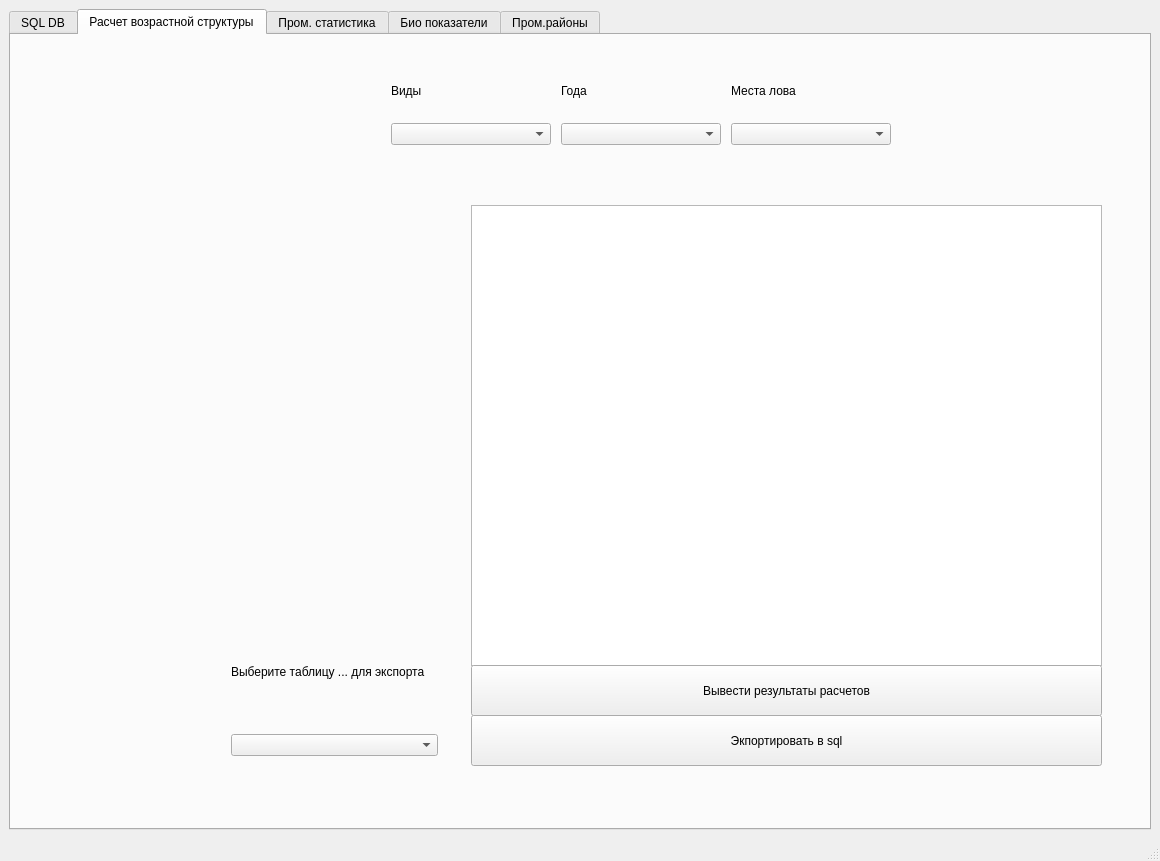
The window that ui_form.ui (DidenkoDmitriy/fish_stock) describes before a commit, drawn with Qt 5.
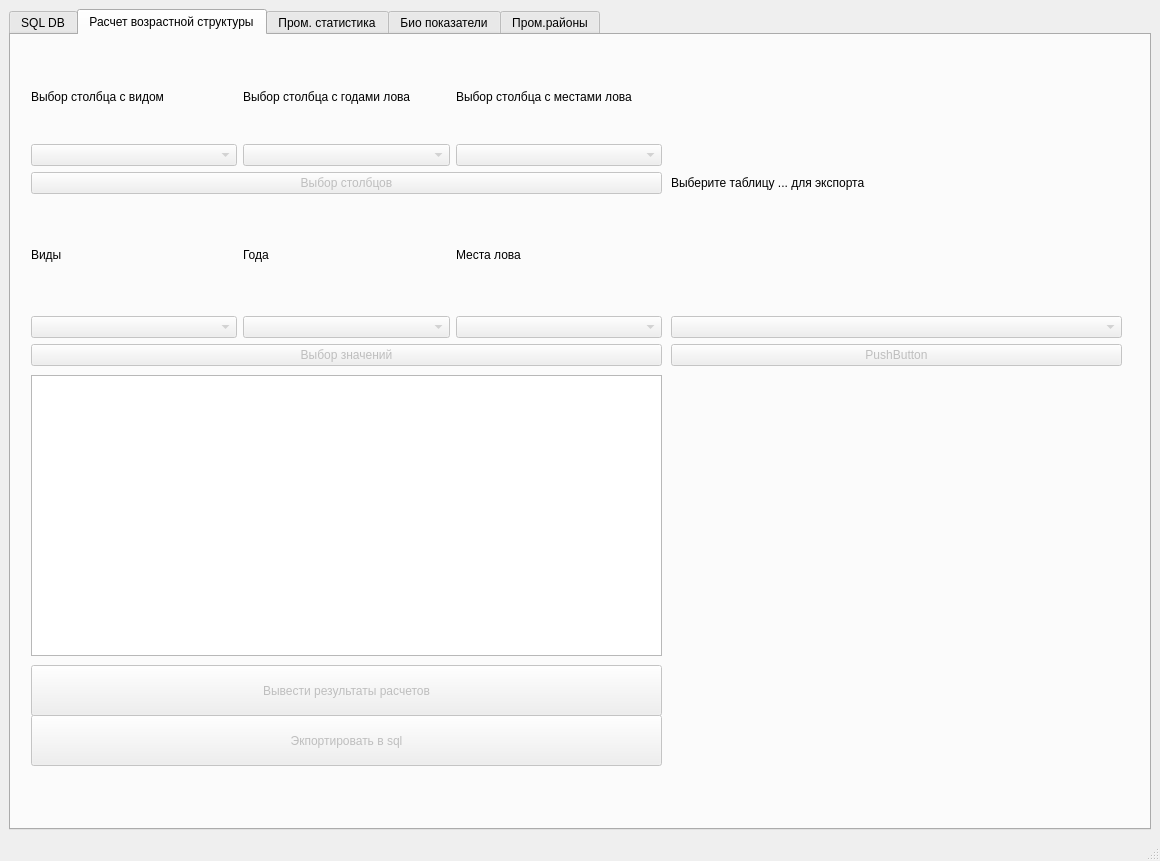
The same window after the commit. The open tabs and pages were chosen to show the change.

Commit message: start working with age struct tab

```diff
--- a/ui_form.ui
+++ b/ui_form.ui
@@ -188,35 +188,13 @@
        <attribute name="title">
         <string>Расчет возрастной структуры</string>
        </attribute>
-       <widget class="QWidget" name="verticalLayoutWidget_2">
-        <property name="geometry">
-         <rect>
-          <x>720</x>
-          <y>30</y>
-          <width>160</width>
-          <height>80</height>
-         </rect>
-        </property>
-        <layout class="QVBoxLayout" name="verticalLayout_3">
-         <item>
-          <widget class="QLabel" name="label_tab_age_struct_area_list">
-           <property name="text">
-            <string>Места лова</string>
-           </property>
-          </widget>
-         </item>
-         <item>
-          <widget class="QComboBox" name="comboBox_tab_age_struct_area_list"/>
-         </item>
-        </layout>
-       </widget>
        <widget class="QWidget" name="verticalLayoutWidget_3">
         <property name="geometry">
          <rect>
-          <x>220</x>
-          <y>580</y>
-          <width>207</width>
-          <height>141</height>
+          <x>660</x>
+          <y>20</y>
+          <width>451</width>
+          <height>311</height>
          </rect>
         </property>
         <layout class="QVBoxLayout" name="verticalLayout_4">
@@ -228,24 +206,41 @@
           </widget>
          </item>
          <item>
-          <widget class="QComboBox" name="comboBox_export_age_structure_calculation_to_sql"/>
+          <widget class="QComboBox" name="comboBox_export_age_structure_calculation_to_sql">
+           <property name="enabled">
+            <bool>false</bool>
+           </property>
+          </widget>
+         </item>
+         <item>
+          <widget class="QPushButton" name="pushButton_export_age_structure_calculation_to_sql">
+           <property name="enabled">
+            <bool>false</bool>
+           </property>
+           <property name="text">
+            <string>PushButton</string>
+           </property>
+          </widget>
          </item>
         </layout>
        </widget>
        <widget class="QTextEdit" name="textEdit_age_structure_calculation_for_print_dataframe">
         <property name="geometry">
          <rect>
-          <x>460</x>
-          <y>170</y>
+          <x>20</x>
+          <y>340</y>
           <width>631</width>
-          <height>461</height>
+          <height>281</height>
          </rect>
         </property>
        </widget>
        <widget class="QPushButton" name="button_age_structure_calculation_print_results">
+        <property name="enabled">
+         <bool>false</bool>
+        </property>
         <property name="geometry">
          <rect>
-          <x>460</x>
+          <x>20</x>
           <y>630</y>
           <width>631</width>
           <height>51</height>
@@ -256,9 +251,12 @@
         </property>
        </widget>
        <widget class="QPushButton" name="button_age_structure_calculation_save_results">
+        <property name="enabled">
+         <bool>false</bool>
+        </property>
         <property name="geometry">
          <rect>
-          <x>460</x>
+          <x>20</x>
           <y>680</y>
           <width>631</width>
           <height>51</height>
@@ -271,44 +269,128 @@
        <widget class="QWidget" name="verticalLayoutWidget_4">
         <property name="geometry">
          <rect>
-          <x>380</x>
-          <y>30</y>
-          <width>160</width>
-          <height>80</height>
+          <x>20</x>
+          <y>20</y>
+          <width>631</width>
+          <height>311</height>
          </rect>
         </property>
-        <layout class="QVBoxLayout" name="verticalLayout">
-         <item>
+        <layout class="QGridLayout" name="gridLayout_2">
+         <item row="7" column="2">
+          <widget class="QComboBox" name="comboBox_tab_age_struct_area_list">
+           <property name="enabled">
+            <bool>false</bool>
+           </property>
+          </widget>
+         </item>
+         <item row="2" column="0" colspan="3">
+          <widget class="QPushButton" name="pushButton_age_struct_choose_column">
+           <property name="enabled">
+            <bool>false</bool>
+           </property>
+           <property name="text">
+            <string>Выбор столбцов</string>
+           </property>
+          </widget>
+         </item>
+         <item row="1" column="0">
+          <layout class="QVBoxLayout" name="verticalLayout">
+           <item>
+            <widget class="QLabel" name="label_tab_age_struct_type_list_choose_column">
+             <property name="text">
+              <string>Выбор столбца с видом</string>
+             </property>
+            </widget>
+           </item>
+           <item>
+            <widget class="QComboBox" name="comboBox_tab_age_struct_type_list_choose_column">
+             <property name="enabled">
+              <bool>false</bool>
+             </property>
+            </widget>
+           </item>
+          </layout>
+         </item>
+         <item row="1" column="2">
+          <layout class="QVBoxLayout" name="verticalLayout_3">
+           <item>
+            <widget class="QLabel" name="label_tab_age_struct_area_list_choose_column">
+             <property name="text">
+              <string>Выбор столбца с местами лова</string>
+             </property>
+            </widget>
+           </item>
+           <item>
+            <widget class="QComboBox" name="comboBox_tab_age_struct_area_list_choose_column">
+             <property name="enabled">
+              <bool>false</bool>
+             </property>
+            </widget>
+           </item>
+          </layout>
+         </item>
+         <item row="6" column="0">
           <widget class="QLabel" name="label_tab_age_struct_type_list">
            <property name="text">
             <string>Виды</string>
            </property>
           </widget>
          </item>
-         <item>
-          <widget class="QComboBox" name="comboBox_tab_age_struct_type_list"/>
-         </item>
-        </layout>
-       </widget>
-       <widget class="QWidget" name="verticalLayoutWidget_5">
-        <property name="geometry">
-         <rect>
-          <x>550</x>
-          <y>30</y>
-          <width>160</width>
-          <height>80</height>
-         </rect>
-        </property>
-        <layout class="QVBoxLayout" name="verticalLayout_5">
-         <item>
+         <item row="6" column="1">
           <widget class="QLabel" name="label_tab_age_struct_year_list">
            <property name="text">
             <string>Года</string>
            </property>
           </widget>
          </item>
-         <item>
-          <widget class="QComboBox" name="comboBox_tab_age_struct_year_list"/>
+         <item row="7" column="1">
+          <widget class="QComboBox" name="comboBox_tab_age_struct_year_list">
+           <property name="enabled">
+            <bool>false</bool>
+           </property>
+          </widget>
+         </item>
+         <item row="6" column="2">
+          <widget class="QLabel" name="label_tab_age_struct_area_list">
+           <property name="text">
+            <string>Места лова</string>
+           </property>
+          </widget>
+         </item>
+         <item row="7" column="0">
+          <widget class="QComboBox" name="comboBox_tab_age_struct_type_list">
+           <property name="enabled">
+            <bool>false</bool>
+           </property>
+          </widget>
+         </item>
+         <item row="1" column="1">
+          <layout class="QVBoxLayout" name="verticalLayout_5">
+           <item>
+            <widget class="QLabel" name="label_tab_age_struct_year_list_choose_column">
+             <property name="text">
+              <string>Выбор столбца с годами лова</string>
+             </property>
+            </widget>
+           </item>
+           <item>
+            <widget class="QComboBox" name="comboBox_tab_age_struct_year_list_choose_column">
+             <property name="enabled">
+              <bool>false</bool>
+             </property>
+            </widget>
+           </item>
+          </layout>
+         </item>
+         <item row="8" column="0" colspan="3">
+          <widget class="QPushButton" name="pushButton_age_struct_choose_values">
+           <property name="enabled">
+            <bool>false</bool>
+           </property>
+           <property name="text">
+            <string>Выбор значений</string>
+           </property>
+          </widget>
          </item>
         </layout>
        </widget>
```
Left out of the diff: 36 changed lines with no effect on the pictures. The commit also changes 6 other files.
